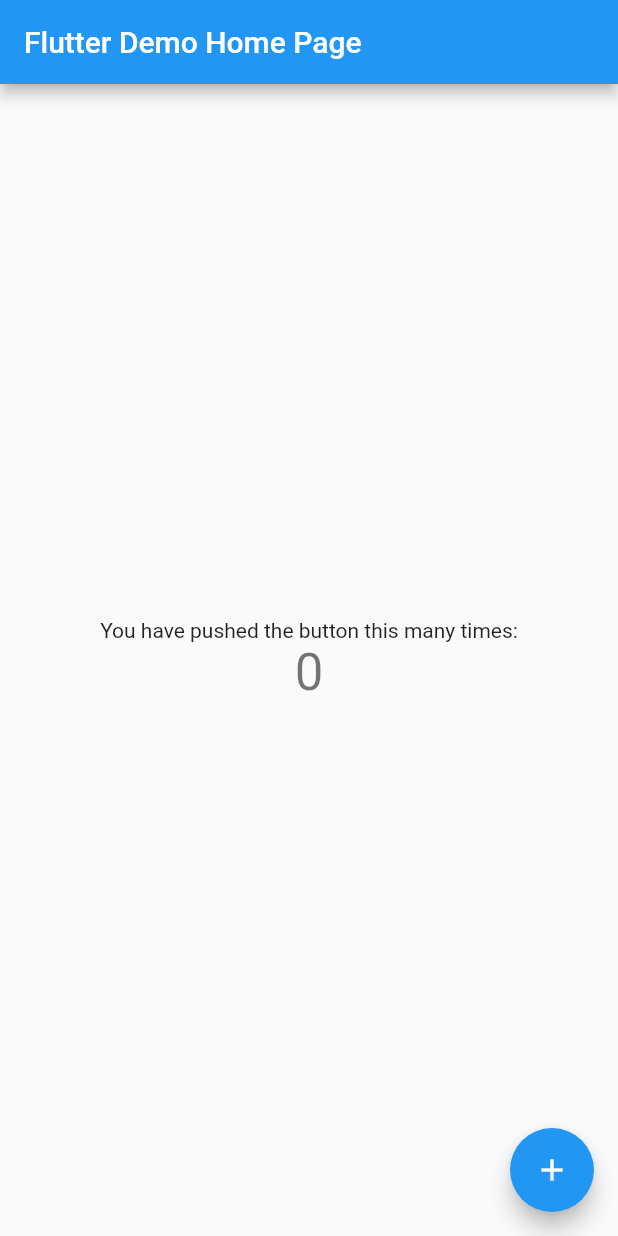
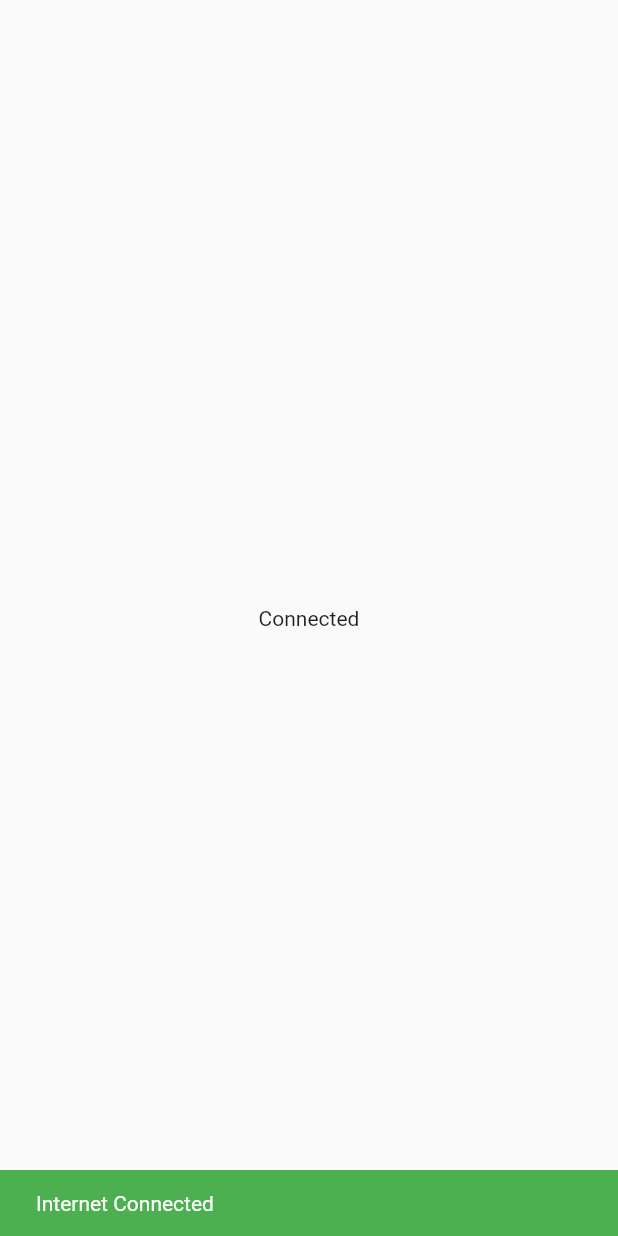
Before and after one commit to nivish29/learning_flutter_bloc, a Flutter app: the first screen one second after launch, on a phone screen of 412 x 824 dp. Run offline on Flutter 3.47's test engine with Material 2 defaults, Android fonts, the phone set to English and light mode, and no system bars; our stand-ins replace connectivity, flutter_bloc.

```diff
--- /dev/null
+++ b/lib/bloc/internet_bloc/internet_bloc.dart
@@ -0,0 +1,33 @@
+import 'dart:async';
+
+import 'package:flutter_bloc/flutter_bloc.dart';
+import 'package:connectivity/connectivity.dart';
+import 'package:learning_flutter_bloc/bloc/internet_bloc/internet_event.dart';
+import 'package:learning_flutter_bloc/bloc/internet_bloc/internet_state.dart';
+
+class InternetBloc extends Bloc<InternetEvent, InternetState> {
+  Connectivity _connectivity = Connectivity();
+  StreamSubscription? connectivitySubscription;
+
+  InternetBloc()
+      : super(// here super is used to initialize extended class which is bloc
+            InternetInitialState()) {
+    on<InternetLostEvent>((event, emit) => emit(InternetLostState()));
+    on<InternetGainedEvent>((event, emit) => emit(InternetGainedState()));
+
+    connectivitySubscription =
+        _connectivity.onConnectivityChanged.listen((result) {
+      if (result == ConnectivityResult.mobile ||
+          result == ConnectivityResult.wifi) {
+        add(InternetGainedEvent());
+      } else {
+        add(InternetLostEvent());
+      }
+    });
+  }
+  @override
+  Future<void> close() {
+    connectivitySubscription?.cancel();
+    return super.close();
+  }
+}
--- /dev/null
+++ b/lib/bloc/internet_bloc/internet_event.dart
@@ -0,0 +1,6 @@
+//events are added
+abstract class InternetEvent {}
+
+class InternetLostEvent extends InternetEvent {}
+
+class InternetGainedEvent extends InternetEvent {}
--- /dev/null
+++ b/lib/bloc/internet_bloc/internet_state.dart
@@ -0,0 +1,8 @@
+//states are emmited
+abstract class InternetState {}
+
+class InternetInitialState extends InternetState {}
+
+class InternetLostState extends InternetState {}
+
+class InternetGainedState extends InternetState {}
--- a/lib/main.dart
+++ b/lib/main.dart
@@ -1,4 +1,7 @@
 import 'package:flutter/material.dart';
+import 'package:flutter_bloc/flutter_bloc.dart';
+import 'package:learning_flutter_bloc/bloc/internet_bloc/internet_bloc.dart';
+import 'package:learning_flutter_bloc/screens/HomeScreen.dart';
 
 void main() {
   runApp(const MyApp());
@@ -10,59 +13,15 @@ class MyApp extends StatelessWidget {
   // This widget is the root of your application.
   @override
   Widget build(BuildContext context) {
-    return MaterialApp(
-      title: 'Flutter Demo',
-      theme: ThemeData(
-        primarySwatch: Colors.blue,
+    return BlocProvider(
+      create: (context) => InternetBloc(),
+      child: MaterialApp(
+        title: 'Flutter Bloc',
+        theme: ThemeData(
+          primarySwatch: Colors.blue,
+        ),
+        home: HomeScreen(),
       ),
-      home: const MyHomePage(title: 'Flutter Demo Home Page'),
     );
   }
 }
-
-class MyHomePage extends StatefulWidget {
-  const MyHomePage({super.key, required this.title});
-
-  final String title;
-
-  @override
-  State<MyHomePage> createState() => _MyHomePageState();
-}
-
-class _MyHomePageState extends State<MyHomePage> {
-  int _counter = 0;
-
-  void _incrementCounter() {
-    setState(() {
-      _counter++;
-    });
-  }
-
-  @override
-  Widget build(BuildContext context) {
-    return Scaffold(
-      appBar: AppBar(
-        title: Text(widget.title),
-      ),
-      body: Center(
-        child: Column(
-          mainAxisAlignment: MainAxisAlignment.center,
-          children: <Widget>[
-            const Text(
-              'You have pushed the button this many times:',
-            ),
-            Text(
-              '$_counter',
-              style: Theme.of(context).textTheme.headline4,
-            ),
-          ],
-        ),
-      ),
-      floatingActionButton: FloatingActionButton(
-        onPressed: _incrementCounter,
-        tooltip: 'Increment',
-        child: const Icon(Icons.add),
-      ), // This trailing comma makes auto-formatting nicer for build methods.
-    );
-  }
-}
--- /dev/null
+++ b/lib/screens/HomeScreen.dart
@@ -0,0 +1,62 @@
+import 'package:flutter/cupertino.dart';
+import 'package:flutter/material.dart';
+import 'package:flutter_bloc/flutter_bloc.dart';
+import 'package:learning_flutter_bloc/bloc/internet_bloc/internet_bloc.dart';
+import 'package:learning_flutter_bloc/bloc/internet_bloc/internet_state.dart';
+
+class HomeScreen extends StatelessWidget {
+  const HomeScreen({Key? key}) : super(key: key);
+
+  @override
+  Widget build(BuildContext context) {
+    return Scaffold(
+      body: SafeArea(
+        child: Center(
+            //   child: BlocBuilder<InternetBloc, InternetState>(
+            //   builder: (context, state) {
+            //     // == is used to check value
+            //     // 'is' is used to check data type
+            //     // bloc builder is used to create an ui
+            //     // bloc listener is used to make some background task
+            //     // bloc consumer is mixture of both bloc listener and bloc builder
+            //     if (state is InternetGainedState) {
+            //       return Text('Connected');
+            //     } else if (state is InternetLostState) {
+            //       return Text('Not Connected');
+            //     } else {
+            //       return Text('Loading...');
+            //     }
+            //     return Text('Loading');
+            //   },
+            // ),
+            child: BlocConsumer<InternetBloc, InternetState>(
+          listener: (context, state) {
+            // TODO: implement listener
+            if (state is InternetGainedState) {
+              ScaffoldMessenger.of(context).showSnackBar(SnackBar(
+                content: Text('Internet Connected'),
+                backgroundColor: Colors.green,
+                duration: Duration(seconds: 2),
+              ));
+            } else if (state is InternetLostState) {
+              ScaffoldMessenger.of(context).showSnackBar(SnackBar(
+                content: Text('Disconnected'),
+                backgroundColor: Colors.red,
+              ));
+            }
+          },
+          builder: (context, state) {
+            if (state is InternetGainedState) {
+              return Text('Connected');
+            } else if (state is InternetLostState) {
+              return Text('Not Connected');
+            } else {
+              return Text('Loading...');
+            }
+            return Text('Loading');
+          },
+        )),
+      ),
+    );
+  }
+}
--- a/pubspec.yaml
+++ b/pubspec.yaml
@@ -1,4 +1,4 @@
-name: flutter_bloc
+name: learning_flutter_bloc
 description: A new Flutter project.
 
 # The following line prevents the package from being accidentally published to
@@ -36,6 +36,9 @@ dependencies:
   # The following adds the Cupertino Icons font to your application.
   # Use with the CupertinoIcons class for iOS style icons.
   cupertino_icons: ^1.0.2
+  flutter_bloc: ^8.1.2
+  connectivity: ^3.0.6
+
 
 dev_dependencies:
   flutter_test:
```
Also changed, not shown: pubspec.lock.
